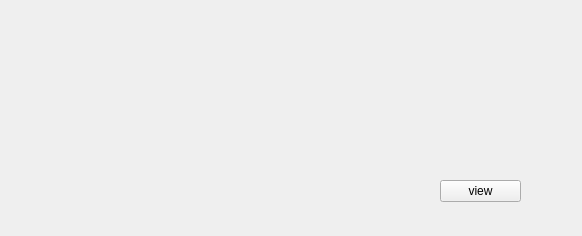
First picture: the form in reportbenhtruyennhiem.ui, repository xdien/tcmr, before the edit.
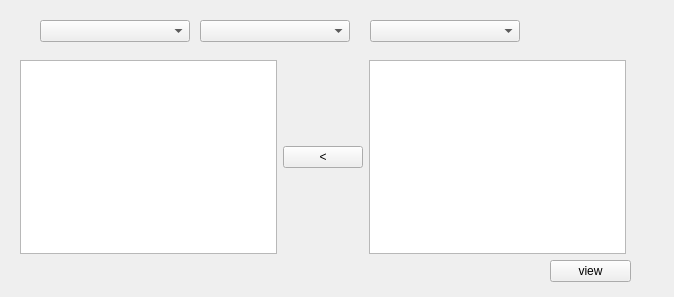
Second picture: the form after the edit.

Patch:
```diff
--- a/reportbenhtruyennhiem.ui
+++ b/reportbenhtruyennhiem.ui
@@ -6,8 +6,8 @@
    <rect>
     <x>0</x>
     <y>0</y>
-    <width>582</width>
-    <height>236</height>
+    <width>674</width>
+    <height>297</height>
    </rect>
   </property>
   <property name="windowTitle">
@@ -16,8 +16,8 @@
   <widget class="QPushButton" name="pushButton">
    <property name="geometry">
     <rect>
-     <x>440</x>
-     <y>180</y>
+     <x>550</x>
+     <y>260</y>
      <width>81</width>
      <height>22</height>
     </rect>
@@ -26,6 +26,92 @@
     <string>view</string>
    </property>
   </widget>
+  <widget class="QComboBox" name="comboBox_tp">
+   <property name="geometry">
+    <rect>
+     <x>40</x>
+     <y>20</y>
+     <width>150</width>
+     <height>22</height>
+    </rect>
+   </property>
+   <property name="minimumSize">
+    <size>
+     <width>150</width>
+     <height>0</height>
+    </size>
+   </property>
+   <property name="maximumSize">
+    <size>
+     <width>16777215</width>
+     <height>16777215</height>
+    </size>
+   </property>
+  </widget>
+  <widget class="QComboBox" name="comboBox_qh">
+   <property name="geometry">
+    <rect>
+     <x>200</x>
+     <y>20</y>
+     <width>150</width>
+     <height>22</height>
+    </rect>
+   </property>
+   <property name="minimumSize">
+    <size>
+     <width>150</width>
+     <height>0</height>
+    </size>
+   </property>
+  </widget>
+  <widget class="QComboBox" name="comboBox_xp">
+   <property name="geometry">
+    <rect>
+     <x>370</x>
+     <y>20</y>
+     <width>150</width>
+     <height>22</height>
+    </rect>
+   </property>
+   <property name="minimumSize">
+    <size>
+     <width>150</width>
+     <height>0</height>
+    </size>
+   </property>
+  </widget>
+  <widget class="QWidget" name="">
+   <property name="geometry">
+    <rect>
+     <x>20</x>
+     <y>60</y>
+     <width>606</width>
+     <height>194</height>
+    </rect>
+   </property>
+   <layout class="QHBoxLayout" name="horizontalLayout">
+    <item>
+     <widget class="QTreeView" name="treeView_benh"/>
+    </item>
+    <item>
+     <widget class="QPushButton" name="pushButton_2">
+      <property name="text">
+       <string>&lt;</string>
+      </property>
+     </widget>
+    </item>
+    <item>
+     <widget class="QTreeView" name="treeView_benhDChon"/>
+    </item>
+   </layout>
+  </widget>
+  <zorder>treeView_benh</zorder>
+  <zorder>pushButton</zorder>
+  <zorder>treeView_benhDChon</zorder>
+  <zorder>pushButton_2</zorder>
+  <zorder>comboBox_tp</zorder>
+  <zorder>comboBox_qh</zorder>
+  <zorder>comboBox_xp</zorder>
  </widget>
  <resources/>
  <connections/>
```
